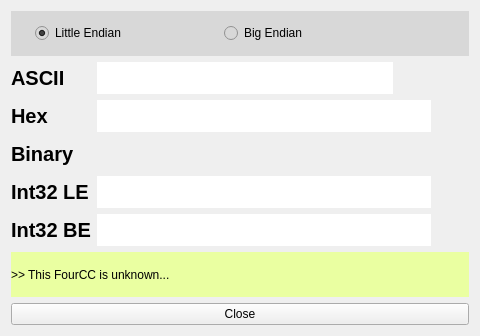
This is mini_analyser/ui/fourcchelper.ui in emericg/MiniVideo as Qt 5 draws it before an edit. The edited form follows.
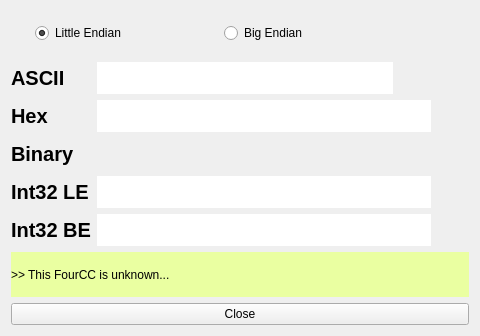
This is the edited form. Icons and pictures are not drawn.

```diff
--- a/mini_analyser/ui/fourcchelper.ui
+++ b/mini_analyser/ui/fourcchelper.ui
@@ -503,8 +503,8 @@
        <height>64</height>
       </size>
      </property>
-     <property name="styleSheet">
-      <string notr="true">background-color: rgb(216, 216, 216);</string>
+     <property name="autoFillBackground">
+      <bool>true</bool>
      </property>
      <layout class="QHBoxLayout" name="horizontalLayout">
       <property name="leftMargin">
```
